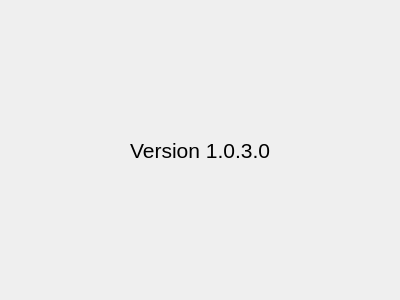
This is SpeakEnglish/WelcomeForm.ui in olegphpgithub/ChallengeAccepted as Qt 5 draws it before an edit. The edited form follows.
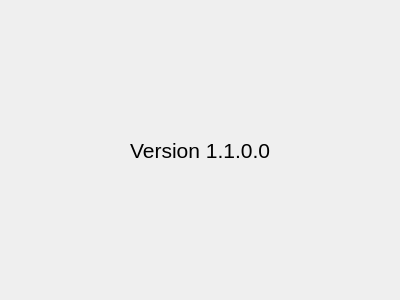
This is the edited form.

Patch:
```diff
--- a/SpeakEnglish/WelcomeForm.ui
+++ b/SpeakEnglish/WelcomeForm.ui
@@ -22,7 +22,7 @@
       </font>
      </property>
      <property name="text">
-      <string>Version 1.0.3.0</string>
+      <string>Version 1.1.0.0</string>
      </property>
      <property name="alignment">
       <set>Qt::AlignCenter</set>
```
